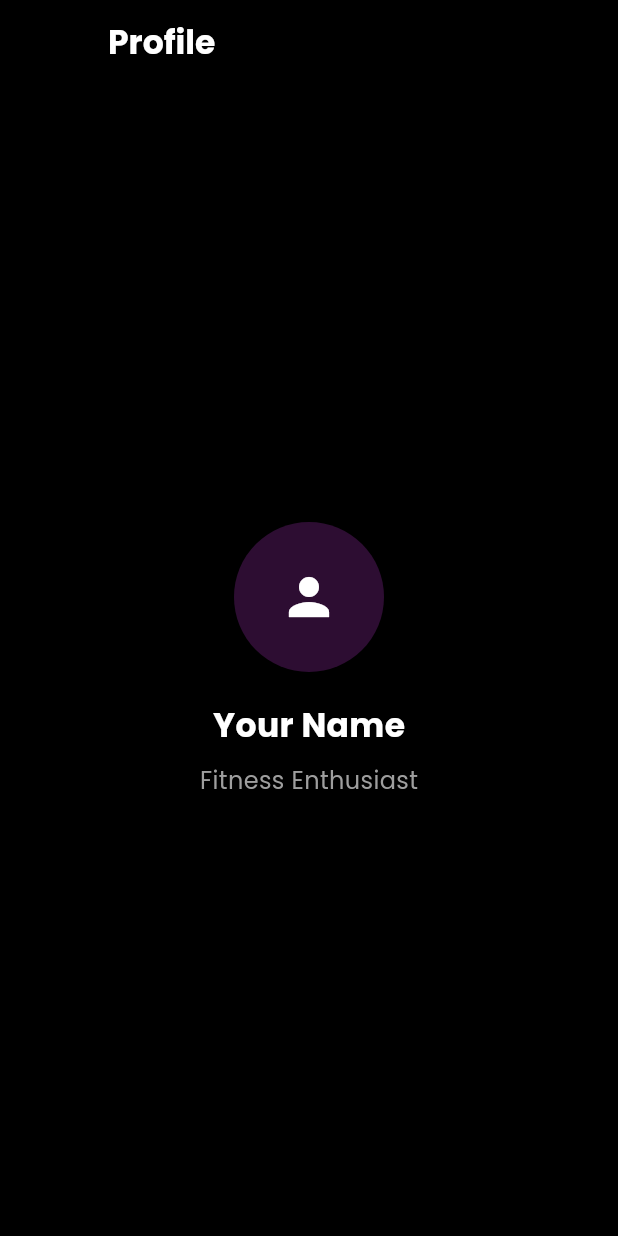
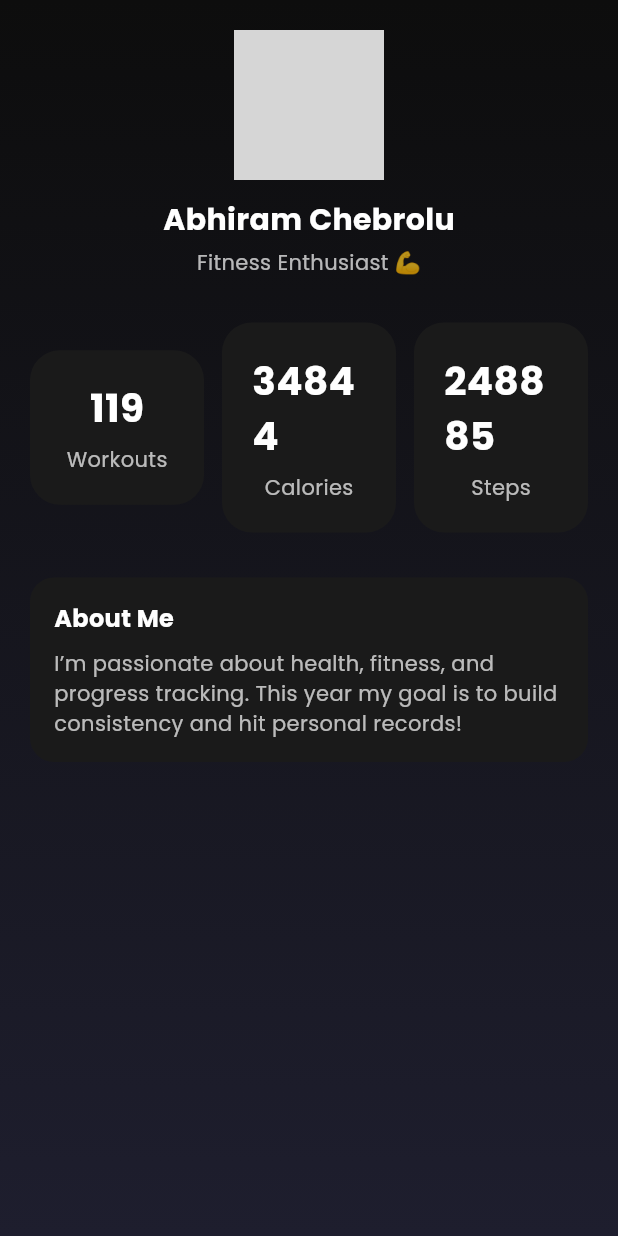
Before and after one commit to abmfp/Fitlyf, a Flutter app: the ProfileScreen widget shown alone on an empty page, opened directly, on a phone screen of 412 x 824 dp. Run offline on Flutter 3.47's test engine with Material 3 defaults, Android fonts, the phone set to English and light mode, and no system bars; our stand-ins replace fl_chart, google_fonts; network calls fail; statements that could not run were skipped; grey boxes are pictures that could not be loaded.

Commit message:
Update profile_screen.dart

```diff
--- a/lib/screens/profile_screen.dart
+++ b/lib/screens/profile_screen.dart
@@ -1,40 +1,139 @@
 import 'package:flutter/material.dart';
 
-class ProfileScreen extends StatelessWidget {
+class ProfileScreen extends StatefulWidget {
   const ProfileScreen({super.key});
 
   @override
+  State<ProfileScreen> createState() => _ProfileScreenState();
+}
+
+class _ProfileScreenState extends State<ProfileScreen>
+    with TickerProviderStateMixin {
+  late AnimationController _controller;
+  late Animation<int> _workoutsCount;
+  late Animation<int> _caloriesCount;
+  late Animation<int> _stepsCount;
+
+  @override
+  void initState() {
+    super.initState();
+    _controller = AnimationController(
+      vsync: this,
+      duration: const Duration(seconds: 2),
+    )..forward();
+
+    _workoutsCount = IntTween(begin: 0, end: 120).animate(
+        CurvedAnimation(parent: _controller, curve: Curves.easeOut));
+
+    _caloriesCount = IntTween(begin: 0, end: 35000).animate(
+        CurvedAnimation(parent: _controller, curve: Curves.easeOut));
+
+    _stepsCount = IntTween(begin: 0, end: 250000).animate(
+        CurvedAnimation(parent: _controller, curve: Curves.easeOut));
+  }
+
+  @override
+  void dispose() {
+    _controller.dispose();
+    super.dispose();
+  }
+
+  Widget _statCard(String label, Animation<int> animation) {
+    return AnimatedBuilder(
+      animation: animation,
+      builder: (context, child) {
+        return Container(
+          padding: const EdgeInsets.all(20),
+          decoration: BoxDecoration(
+            color: const Color(0xFF1A1A1A),
+            borderRadius: BorderRadius.circular(20),
+          ),
+          child: Column(
+            children: [
+              Text("${animation.value}",
+                  style: const TextStyle(
+                      color: Colors.white,
+                      fontSize: 26,
+                      fontWeight: FontWeight.bold)),
+              const SizedBox(height: 6),
+              Text(label,
+                  style: const TextStyle(color: Colors.white70, fontSize: 14)),
+            ],
+          ),
+        );
+      },
+    );
+  }
+
+  @override
   Widget build(BuildContext context) {
-    return Scaffold(
-      backgroundColor: Colors.black,
-      appBar: AppBar(
-        backgroundColor: Colors.transparent,
-        elevation: 0,
-        title: const Text(
-          "Profile",
-          style: TextStyle(color: Colors.white, fontWeight: FontWeight.bold),
+    return Container(
+      decoration: const BoxDecoration(
+        gradient: LinearGradient(
+          colors: [Color(0xFF0D0D0D), Color(0xFF1E1E2E)],
+          begin: Alignment.topCenter,
+          end: Alignment.bottomCenter,
         ),
       ),
-      body: Center(
+      child: SafeArea(
+        child: Padding(
+          padding: const EdgeInsets.all(20),
           child: Column(
-          mainAxisAlignment: MainAxisAlignment.center,
+            crossAxisAlignment: CrossAxisAlignment.center,
             children: [
-            CircleAvatar(
+              const CircleAvatar(
                 radius: 50,
-              backgroundColor: Colors.purpleAccent.withOpacity(0.2),
-              child: const Icon(Icons.person, size: 40, color: Colors.white),
+                backgroundImage: NetworkImage(
+                    "https://avatars.githubusercontent.com/u/9919?v=4"),
               ),
-            const SizedBox(height: 20),
-            const Text(
-              "Your Name",
-              style: TextStyle(color: Colors.white, fontSize: 22, fontWeight: FontWeight.bold),
+              const SizedBox(height: 12),
+              const Text("Abhiram Chebrolu",
+                  style: TextStyle(
+                      color: Colors.white,
+                      fontSize: 20,
+                      fontWeight: FontWeight.bold)),
+              const SizedBox(height: 4),
+              const Text("Fitness Enthusiast 💪",
+                  style: TextStyle(color: Colors.white70, fontSize: 14)),
+              const SizedBox(height: 30),
+
+              // Stats row
+              Row(
+                mainAxisAlignment: MainAxisAlignment.spaceEvenly,
+                children: [
+                  Expanded(child: _statCard("Workouts", _workoutsCount)),
+                  const SizedBox(width: 12),
+                  Expanded(child: _statCard("Calories", _caloriesCount)),
+                  const SizedBox(width: 12),
+                  Expanded(child: _statCard("Steps", _stepsCount)),
+                ],
               ),
-            const SizedBox(height: 10),
-            const Text(
-              "Fitness Enthusiast",
-              style: TextStyle(color: Colors.grey, fontSize: 16),
+              const SizedBox(height: 30),
+
+              Container(
+                padding: const EdgeInsets.all(16),
+                decoration: BoxDecoration(
+                  color: const Color(0xFF1A1A1A),
+                  borderRadius: BorderRadius.circular(16),
+                ),
+                child: const Column(
+                  crossAxisAlignment: CrossAxisAlignment.start,
+                  children: [
+                    Text("About Me",
+                        style: TextStyle(
+                            color: Colors.white,
+                            fontWeight: FontWeight.bold,
+                            fontSize: 16)),
+                    SizedBox(height: 8),
+                    Text(
+                        "I’m passionate about health, fitness, and progress tracking. "
+                        "This year my goal is to build consistency and hit personal records!",
+                        style: TextStyle(color: Colors.white70, fontSize: 14)),
+                  ],
+                ),
               ),
             ],
+          ),
         ),
       ),
     );
```
Lines whose indentation alone changed are shown as unchanged.
